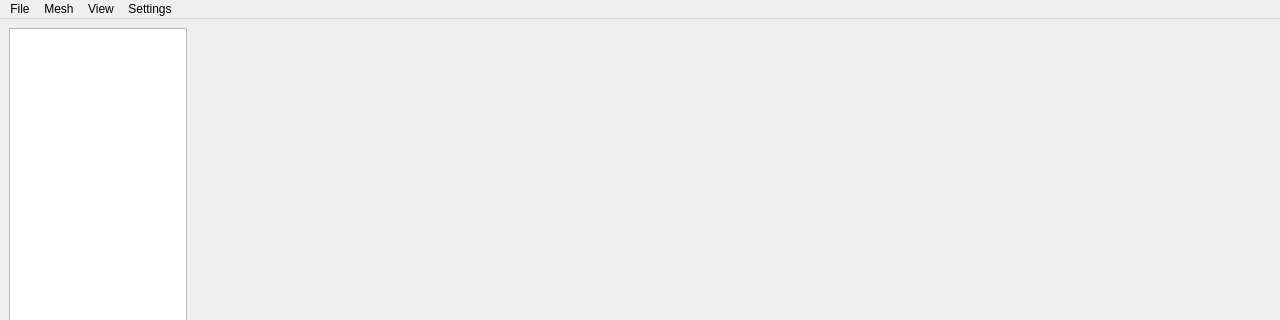
This is view/main_window/main_window.ui in nextfoam/baram as Qt 5 draws it before an edit; both pictures show x 0 to 1280 and y 0 to 320 of the 1280 by 768 pixel window. The edited form follows.
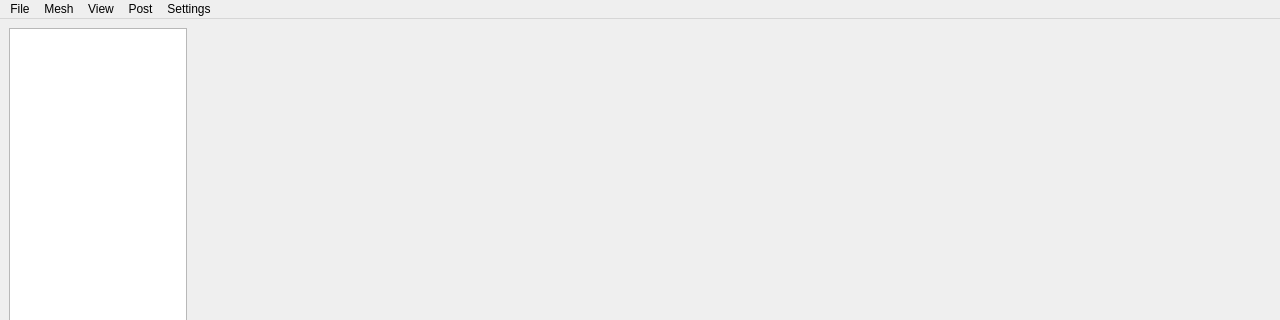
This is the edited form.

What changed in the file:
```diff
--- a/view/main_window/main_window.ui
+++ b/view/main_window/main_window.ui
@@ -216,9 +216,16 @@
     <addaction name="actionMeshTranslate"/>
     <addaction name="actionMeshRotate"/>
    </widget>
+   <widget class="QMenu" name="menuPost">
+    <property name="title">
+     <string>Post</string>
+    </property>
+    <addaction name="actionParaview"/>
+   </widget>
    <addaction name="menuFile"/>
    <addaction name="menuMesh"/>
    <addaction name="menuView"/>
+   <addaction name="menuPost"/>
    <addaction name="menuSetting"/>
   </widget>
   <widget class="QStatusBar" name="statusbar"/>
```
Left out of the diff: 5 changed lines with no effect on the pictures.
